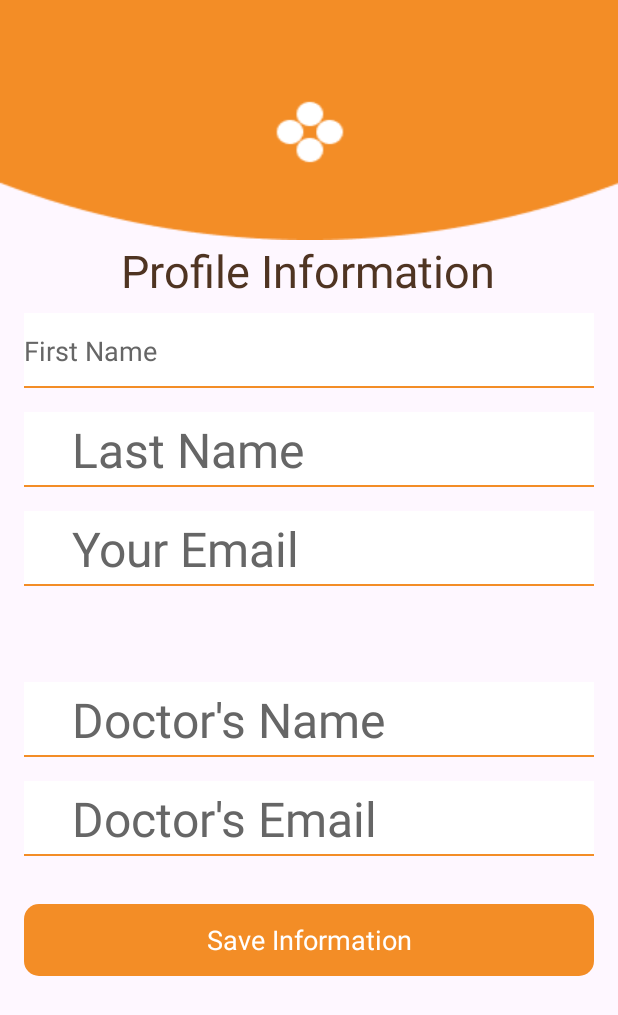
After one commit to SafeStepCSU/SafeStep, an Android app: the layout activity_profile.xml on its own in the app's theme, with its tools: preview values and no code run, on a phone screen of 412 x 824 dp. The commit adds this screen. Shown: the top 1015 px of the screen. Run offline under Robolectric (Android 15) with nearby library versions, the light colour scheme and no system bars.

Commit message:
Added profile page.  Still need to fix a bug.

```diff
--- /dev/null
+++ b/App_Prototype/App/app/src/main/res/layout/activity_profile.xml
@@ -0,0 +1,138 @@
+<?xml version="1.0" encoding="utf-8"?>
+<androidx.constraintlayout.widget.ConstraintLayout xmlns:android="http://schemas.android.com/apk/res/android"
+    xmlns:app="http://schemas.android.com/apk/res-auto"
+    xmlns:tools="http://schemas.android.com/tools"
+    android:layout_width="match_parent"
+    android:layout_height="match_parent">
+
+    <ImageView
+        android:id="@+id/imgProfile"
+        android:layout_width="match_parent"
+        android:layout_height="wrap_content"
+        android:scaleType="fitXY"
+        app:layout_constraintStart_toStartOf="parent"
+        app:layout_constraintTop_toTopOf="parent"
+        app:srcCompat="@drawable/login_vector" />
+
+    <TextView
+        android:id="@+id/txtProfileTitle"
+        android:layout_width="wrap_content"
+        android:layout_height="wrap_content"
+        android:layout_marginStart="80dp"
+        android:text="Profile Information"
+        android:textAlignment="center"
+        android:textColor="@color/brown"
+        android:textSize="30sp"
+        app:layout_constraintStart_toStartOf="parent"
+        app:layout_constraintTop_toBottomOf="@+id/imgProfile" />
+
+    <EditText
+        android:id="@+id/txtFirstName"
+        android:layout_width="match_parent"
+        android:layout_height="50dp"
+        android:layout_marginStart="16dp"
+        android:layout_marginTop="8dp"
+        android:layout_marginEnd="16dp"
+        android:background="@drawable/edittext_background"
+        android:ems="10"
+        android:hint="First Name"
+        android:textAlignment="textStart"
+        android:textColorHint="@color/gray"
+        app:layout_constraintEnd_toEndOf="parent"
+        app:layout_constraintStart_toStartOf="parent"
+        app:layout_constraintTop_toBottomOf="@+id/txtProfileTitle"
+        tools:paddingStart="32dp"
+        tools:textSize="32sp" />
+
+    <EditText
+        android:id="@+id/txtLastName"
+        android:layout_width="match_parent"
+        android:layout_height="50dp"
+        android:layout_marginStart="16dp"
+        android:layout_marginTop="16dp"
+        android:layout_marginEnd="16dp"
+        android:background="@drawable/edittext_background"
+        android:ems="10"
+        android:hint="Last Name"
+        android:paddingStart="32dp"
+        android:textAlignment="textStart"
+        android:textColorHint="@color/gray"
+        android:textSize="32sp"
+        app:layout_constraintEnd_toEndOf="parent"
+        app:layout_constraintHorizontal_bias="0.0"
+        app:layout_constraintStart_toStartOf="parent"
+        app:layout_constraintTop_toBottomOf="@+id/txtFirstName" />
+
+    <EditText
+        android:id="@+id/txtEmail"
+        android:layout_width="match_parent"
+        android:layout_height="50dp"
+        android:layout_marginStart="16dp"
+        android:layout_marginTop="16dp"
+        android:layout_marginEnd="16dp"
+        android:background="@drawable/edittext_background"
+        android:ems="10"
+        android:hint="Your Email"
+        android:paddingStart="32sp"
+        android:textColorHint="@color/gray"
+        android:textSize="32sp"
+        app:layout_constraintEnd_toEndOf="parent"
+        app:layout_constraintStart_toStartOf="parent"
+        app:layout_constraintTop_toBottomOf="@+id/txtLastName" />
+
+    <EditText
+        android:id="@+id/txtDrName"
+        android:layout_width="match_parent"
+        android:layout_height="50dp"
+        android:layout_marginStart="16dp"
+        android:layout_marginTop="64dp"
+        android:layout_marginEnd="16dp"
+        android:background="@drawable/edittext_background"
+        android:ems="10"
+        android:hint="Doctor's Name"
+        android:paddingStart="32sp"
+        android:textColorHint="@color/gray"
+        android:textSize="32sp"
+        app:layout_constraintEnd_toEndOf="parent"
+        app:layout_constraintStart_toStartOf="parent"
+        app:layout_constraintTop_toBottomOf="@+id/txtEmail" />
+
+    <EditText
+        android:id="@+id/txtDrEmail"
+        android:layout_width="match_parent"
+        android:layout_height="50dp"
+        android:layout_marginStart="16dp"
+        android:layout_marginTop="16dp"
+        android:layout_marginEnd="16dp"
+        android:background="@drawable/edittext_background"
+        android:ems="10"
+        android:hint="Doctor's Email"
+        android:paddingStart="32sp"
+        android:textColorHint="@color/gray"
+        android:textSize="32sp"
+        app:layout_constraintEnd_toEndOf="parent"
+        app:layout_constraintStart_toStartOf="parent"
+        app:layout_constraintTop_toBottomOf="@+id/txtDrName" />
+
+    <Button
+        android:id="@+id/btnSaveInfo"
+        style="@android:style/Widget.Button"
+        android:layout_width="match_parent"
+        android:layout_height="wrap_content"
+        android:layout_marginStart="16dp"
+        android:layout_marginTop="32dp"
+        android:layout_marginEnd="16dp"
+        android:background="@drawable/btn_background"
+        android:clickable="true"
+        android:focusable="true"
+        android:foregroundGravity="center_vertical|center_horizontal"
+        android:text="Save Information"
+        android:textAppearance="@style/TextAppearance.AppCompat.Medium"
+        android:textColor="@color/white"
+        android:textColorHighlight="@color/brown"
+        android:textColorHint="@color/gray"
+        android:textColorLink="@color/brown"
+        app:layout_constraintEnd_toEndOf="parent"
+        app:layout_constraintStart_toStartOf="parent"
+        app:layout_constraintTop_toBottomOf="@+id/txtDrEmail" />
+</androidx.constraintlayout.widget.ConstraintLayout>
```
Also changed, not shown: App_Prototype/App/app/src/main/java/com/example/myapplication/ui/profile/ProfileActivity.java (added, +110 -0 lines), App_Prototype/App/app/src/main/res/layout/activity_main.xml (+16 -0 lines).
